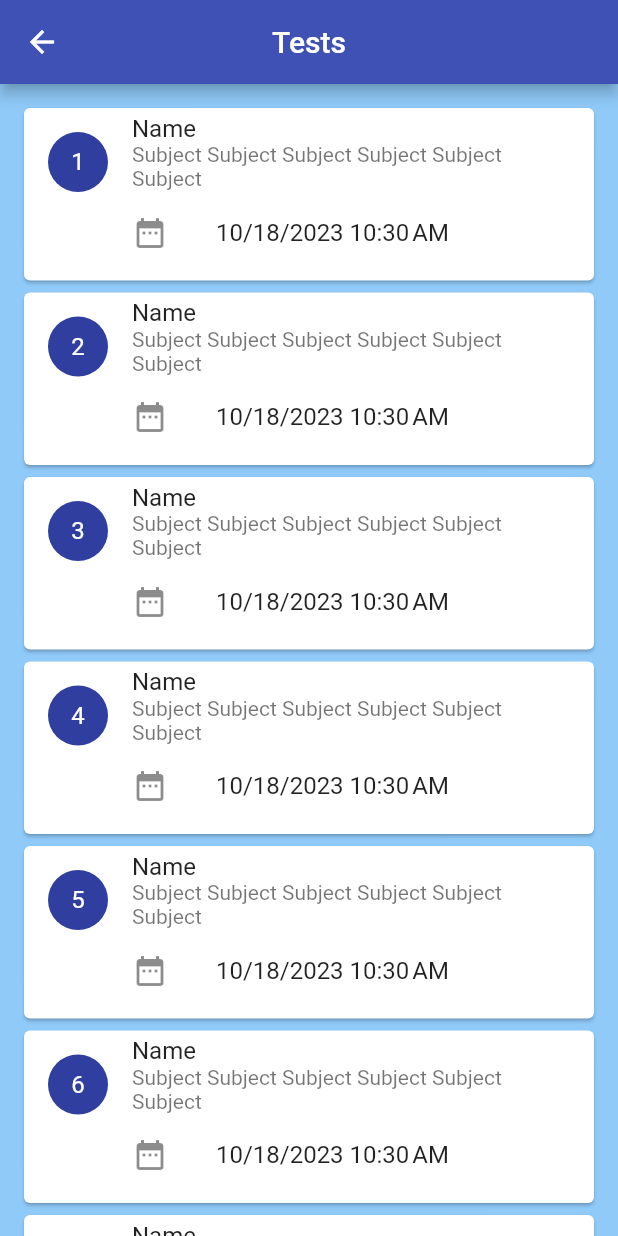
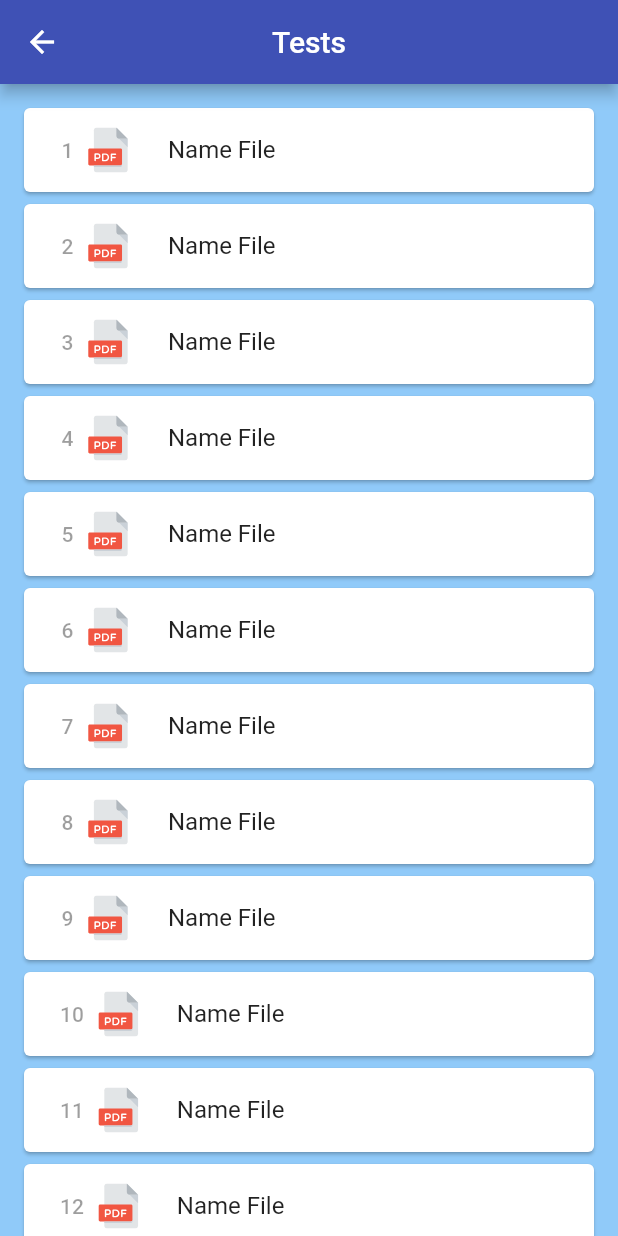
Before and after one commit to 0Ahmad0/patient_journey, a Flutter app: the MyTestAndXRaysScreen screen opened directly, on a phone screen of 412 x 824 dp. Run offline on Flutter 3.47's test engine with Material 2 defaults, Android fonts, the phone set to English and light mode, and no system bars; our stand-ins replace animated_text_kit, cached_network_image, cloud_firestore, file_picker, firebase_auth, firebase_core and 9 more; accounts and stored records are empty.

Commit message:
add File Launch to test Screen

```diff
--- a/lib/screens/my_test_and_xrays.dart
+++ b/lib/screens/my_test_and_xrays.dart
@@ -1,9 +1,15 @@
 import 'package:flutter/material.dart';
+import 'package:flutter_svg/flutter_svg.dart';
 import 'package:intl/intl.dart';
+import 'package:patient_journey/common_widgets/constans.dart';
+import 'package:patient_journey/constants/app_assets.dart';
+import 'package:url_launcher/url_launcher.dart';
 
 class MyTestAndXRaysScreen extends StatelessWidget {
   const MyTestAndXRaysScreen({super.key, required this.title});
+
   final String title;
+
   @override
   Widget build(BuildContext context) {
     return Scaffold(
@@ -11,28 +17,30 @@ class MyTestAndXRaysScreen extends StatelessWidget {
         title: Text(title),
       ),
       body: ListView.builder(
-        padding: EdgeInsets.all(12.0),
-          itemBuilder: (_,index){
+          padding: EdgeInsets.all(12.0),
+          itemBuilder: (_, index) {
             return Card(
               child: ListTile(
-                leading: CircleAvatar(
-                  child: Text('${index+1}'),
+                onTap: () async {
+                  final _url = Uri.parse('link here');
+                  if (await launchUrl(_url)) {
+                  } else {
+                    Const.TOAST(context, textToast: 'Error Launch');
+                  }
+                },
+                leading: TextButton.icon(
+                  onPressed: null,
+                  icon: Text('${index + 1}'),
+                  label: SvgPicture.asset(
+                    AppAssets.pdfFileIMG,
+                    width: 30.0,
+                    height: 30.0,
+                  ),
                 ),
-                title: Text('Name '),
-                subtitle: Column(
-                  crossAxisAlignment: CrossAxisAlignment.start,
-                  children: [
-                    Text('Subject Subject Subject Subject Subject Subject '),
-                    ListTile(
-                      contentPadding: EdgeInsets.zero,
-                        leading: const Icon(Icons.date_range),
-                        title: Text(DateFormat.yMd().add_jm().format(DateTime.now())))
-                  ],
-                ),
+                title: Text('Name File'),
               ),
             );
-          }
-      ),
+          }),
     );
   }
 }
```
